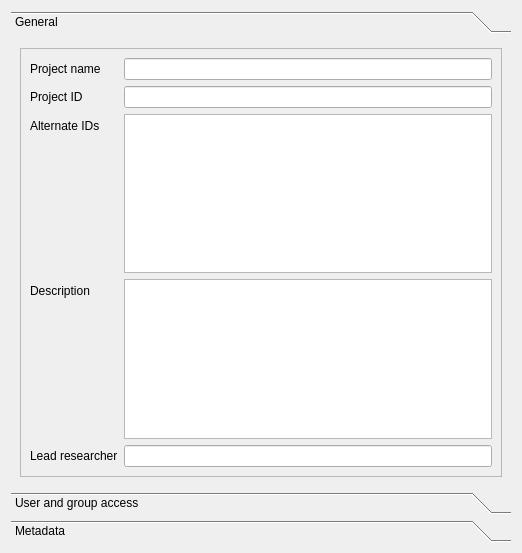
Above: ime/ui/ui_project_props.ui from UoA-eResearch/mytardis_ime before the change. Below: the same form after it.
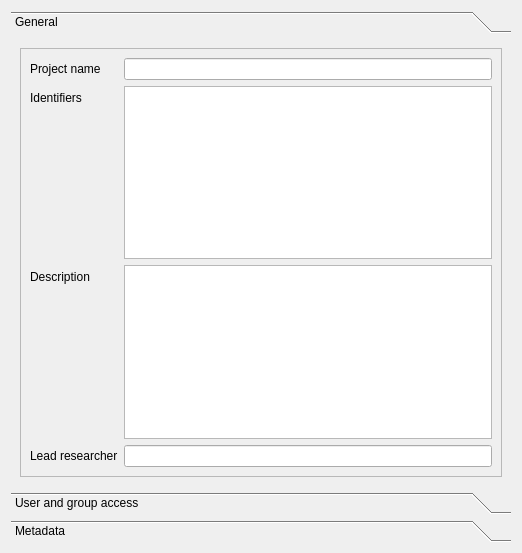
That is the form after the change. Custom widgets are drawn as their Qt base class.

Commit message: Replace id text input with list

Patch:
```diff
--- a/ime/ui/ui_project_props.ui
+++ b/ime/ui/ui_project_props.ui
@@ -58,44 +58,34 @@
            <widget class="QLineEdit" name="projectNameLineEdit"/>
           </item>
           <item row="1" column="0">
-           <widget class="QLabel" name="label_4">
-            <property name="text">
-             <string>Project ID</string>
-            </property>
-           </widget>
-          </item>
-          <item row="1" column="1">
-           <widget class="QLineEdit" name="projectIDLineEdit"/>
-          </item>
-          <item row="2" column="0">
            <widget class="QLabel" name="label_5">
             <property name="text">
-             <string>Alternate IDs</string>
+             <string>Identifiers</string>
             </property>
            </widget>
           </item>
-          <item row="2" column="1">
-           <widget class="QTableView" name="tableView"/>
-          </item>
-          <item row="3" column="0">
+          <item row="2" column="0">
            <widget class="QLabel" name="label_27">
             <property name="text">
              <string>Description</string>
             </property>
            </widget>
           </item>
-          <item row="5" column="0">
+          <item row="2" column="1">
+           <widget class="QPlainTextEdit" name="projectDescriptionLineEdit"/>
+          </item>
+          <item row="4" column="0">
            <widget class="QLabel" name="leadResearcherLabel">
             <property name="text">
              <string>Lead researcher</string>
             </property>
            </widget>
           </item>
-          <item row="5" column="1">
+          <item row="4" column="1">
            <widget class="QLineEdit" name="leadResearcherLineEdit"/>
           </item>
-          <item row="3" column="1">
-           <widget class="QPlainTextEdit" name="projectDescriptionLineEdit"/>
+          <item row="1" column="1">
+           <widget class="QListView" name="identifiersList"/>
           </item>
          </layout>
         </widget>
```
The commit also changes 6 other files.
